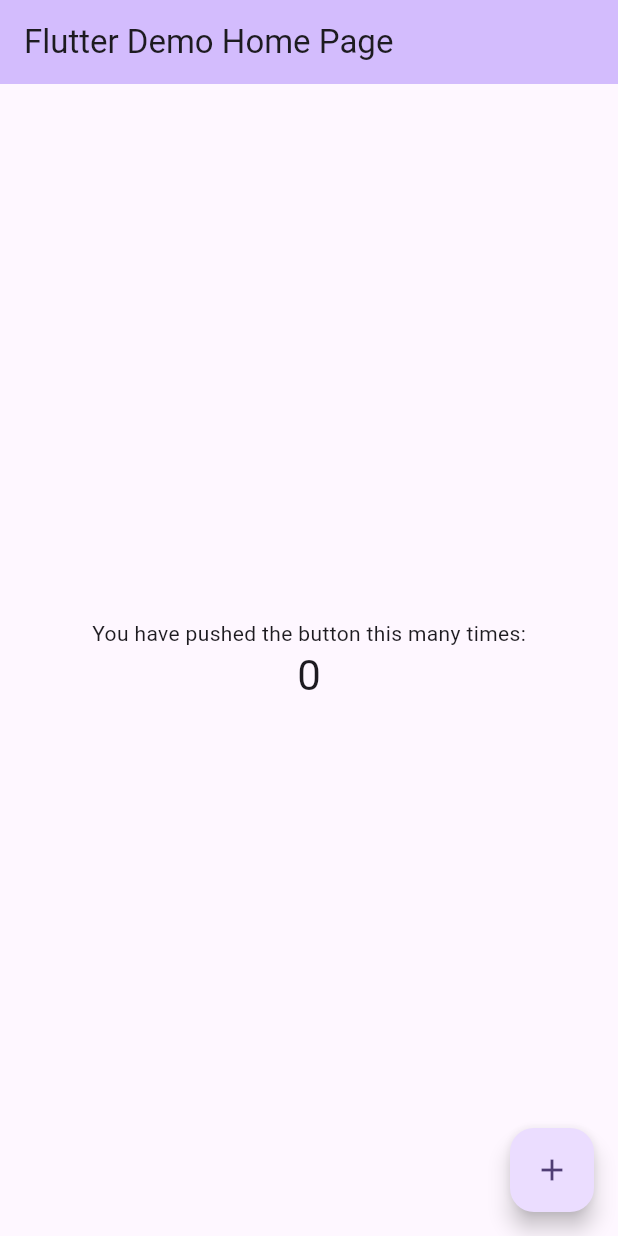
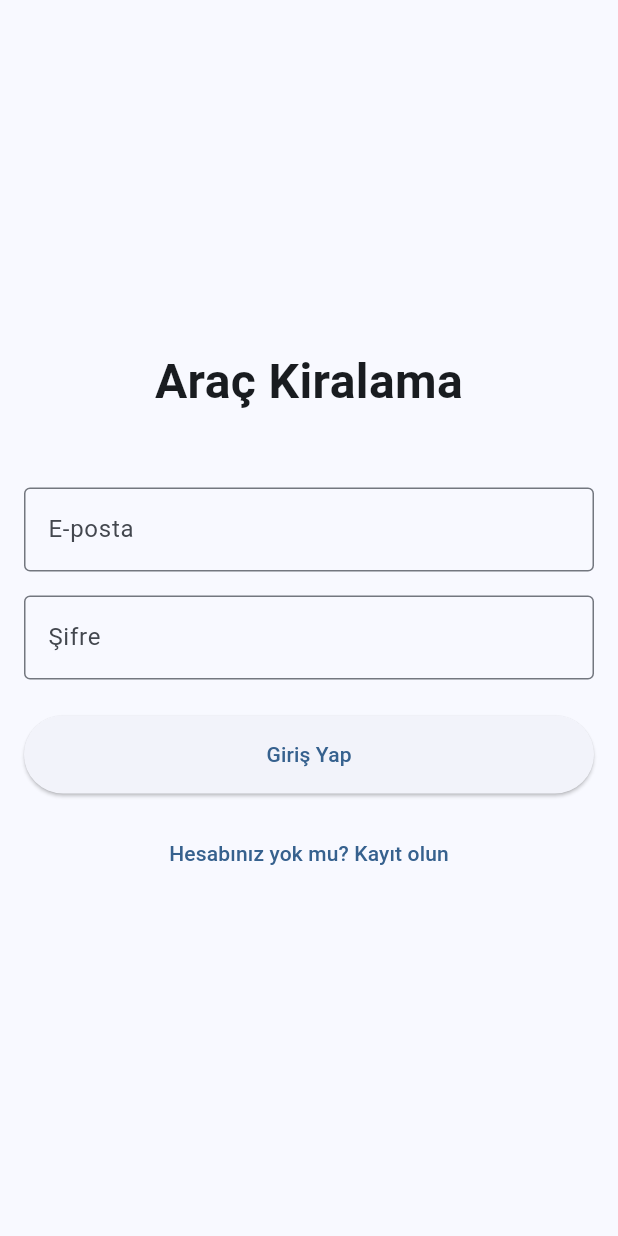
Before and after one commit to HamzaDemir03/arac-kiralama, a Flutter app: the screen it shows after launch, on a phone screen of 412 x 824 dp. Run offline on Flutter 3.47's test engine with Material 3 defaults, Android fonts, the light colour scheme and no system bars.

Commit message:
Mobil uygulama ekranları eklendi: Giriş ve Kayıt ekranları

```diff
--- a/mobile/arac_kiralama_mobil/lib/main.dart
+++ b/mobile/arac_kiralama_mobil/lib/main.dart
@@ -1,4 +1,6 @@
 import 'package:flutter/material.dart';
+import 'screens/login_screen.dart';
+import 'screens/register_screen.dart';
 
 void main() {
   runApp(const MyApp());
@@ -7,116 +9,19 @@ void main() {
 class MyApp extends StatelessWidget {
   const MyApp({super.key});
 
-  // This widget is the root of your application.
   @override
   Widget build(BuildContext context) {
     return MaterialApp(
-      title: 'Flutter Demo',
+      title: 'Araç Kiralama',
       theme: ThemeData(
-        // This is the theme of your application.
-        //
-        // TRY THIS: Try running your application with "flutter run". You'll see
-        // the application has a purple toolbar. Then, without quitting the app,
-        // try changing the seedColor in the colorScheme below to Colors.green
-        // and then invoke "hot reload" (save your changes or press the "hot
-        // reload" button in a Flutter-supported IDE, or press "r" if you used
-        // the command line to start the app).
-        //
-        // Notice that the counter didn't reset back to zero; the application
-        // state is not lost during the reload. To reset the state, use hot
-        // restart instead.
-        //
-        // This works for code too, not just values: Most code changes can be
-        // tested with just a hot reload.
-        colorScheme: ColorScheme.fromSeed(seedColor: Colors.deepPurple),
+        colorScheme: ColorScheme.fromSeed(seedColor: Colors.blue),
+        useMaterial3: true,
       ),
-      home: const MyHomePage(title: 'Flutter Demo Home Page'),
+      initialRoute: '/',
+      routes: {
+        '/': (context) => const LoginScreen(),
+        '/register': (context) => const RegisterScreen(),
+      },
     );
   }
 }
-
-class MyHomePage extends StatefulWidget {
-  const MyHomePage({super.key, required this.title});
-
-  // This widget is the home page of your application. It is stateful, meaning
-  // that it has a State object (defined below) that contains fields that affect
-  // how it looks.
-
-  // This class is the configuration for the state. It holds the values (in this
-  // case the title) provided by the parent (in this case the App widget) and
-  // used by the build method of the State. Fields in a Widget subclass are
-  // always marked "final".
-
-  final String title;
-
-  @override
-  State<MyHomePage> createState() => _MyHomePageState();
-}
-
-class _MyHomePageState extends State<MyHomePage> {
-  int _counter = 0;
-
-  void _incrementCounter() {
-    setState(() {
-      // This call to setState tells the Flutter framework that something has
-      // changed in this State, which causes it to rerun the build method below
-      // so that the display can reflect the updated values. If we changed
-      // _counter without calling setState(), then the build method would not be
-      // called again, and so nothing would appear to happen.
-      _counter++;
-    });
-  }
-
-  @override
-  Widget build(BuildContext context) {
-    // This method is rerun every time setState is called, for instance as done
-    // by the _incrementCounter method above.
-    //
-    // The Flutter framework has been optimized to make rerunning build methods
-    // fast, so that you can just rebuild anything that needs updating rather
-    // than having to individually change instances of widgets.
-    return Scaffold(
-      appBar: AppBar(
-        // TRY THIS: Try changing the color here to a specific color (to
-        // Colors.amber, perhaps?) and trigger a hot reload to see the AppBar
-        // change color while the other colors stay the same.
-        backgroundColor: Theme.of(context).colorScheme.inversePrimary,
-        // Here we take the value from the MyHomePage object that was created by
-        // the App.build method, and use it to set our appbar title.
-        title: Text(widget.title),
-      ),
-      body: Center(
-        // Center is a layout widget. It takes a single child and positions it
-        // in the middle of the parent.
-        child: Column(
-          // Column is also a layout widget. It takes a list of children and
-          // arranges them vertically. By default, it sizes itself to fit its
-          // children horizontally, and tries to be as tall as its parent.
-          //
-          // Column has various properties to control how it sizes itself and
-          // how it positions its children. Here we use mainAxisAlignment to
-          // center the children vertically; the main axis here is the vertical
-          // axis because Columns are vertical (the cross axis would be
-          // horizontal).
-          //
-          // TRY THIS: Invoke "debug painting" (choose the "Toggle Debug Paint"
-          // action in the IDE, or press "p" in the console), to see the
-          // wireframe for each widget.
-          mainAxisAlignment: MainAxisAlignment.center,
-          children: <Widget>[
-            const Text('You have pushed the button this many times:'),
-            Text(
-              '$_counter',
-              style: Theme.of(context).textTheme.headlineMedium,
-            ),
-          ],
-        ),
-      ),
-      floatingActionButton: FloatingActionButton(
-        onPressed: _incrementCounter,
-        tooltip: 'Increment',
-        child: const Icon(Icons.add),
-      ), // This trailing comma makes auto-formatting nicer for build methods.
-    );
-  }
-}
--- a/mobile/arac_kiralama_mobil/lib/screens/login_screen.dart
+++ b/mobile/arac_kiralama_mobil/lib/screens/login_screen.dart
@@ -0,0 +1,98 @@
+import 'package:flutter/material.dart';
+
+class LoginScreen extends StatefulWidget {
+  const LoginScreen({Key? key}) : super(key: key);
+
+  @override
+  _LoginScreenState createState() => _LoginScreenState();
+}
+
+class _LoginScreenState extends State<LoginScreen> {
+  final _formKey = GlobalKey<FormState>();
+  final _emailController = TextEditingController();
+  final _passwordController = TextEditingController();
+
+  @override
+  Widget build(BuildContext context) {
+    return Scaffold(
+      body: SafeArea(
+        child: Padding(
+          padding: const EdgeInsets.all(16.0),
+          child: Form(
+            key: _formKey,
+            child: Column(
+              mainAxisAlignment: MainAxisAlignment.center,
+              crossAxisAlignment: CrossAxisAlignment.stretch,
+              children: [
+                const Text(
+                  'Araç Kiralama',
+                  style: TextStyle(
+                    fontSize: 32,
+                    fontWeight: FontWeight.bold,
+                  ),
+                  textAlign: TextAlign.center,
+                ),
+                const SizedBox(height: 48),
+                TextFormField(
+                  controller: _emailController,
+                  decoration: const InputDecoration(
+                    labelText: 'E-posta',
+                    border: OutlineInputBorder(),
+                  ),
+                  keyboardType: TextInputType.emailAddress,
+                  validator: (value) {
+                    if (value == null || value.isEmpty) {
+                      return 'Lütfen e-posta adresinizi girin';
+                    }
+                    return null;
+                  },
+                ),
+                const SizedBox(height: 16),
+                TextFormField(
+                  controller: _passwordController,
+                  decoration: const InputDecoration(
+                    labelText: 'Şifre',
+                    border: OutlineInputBorder(),
+                  ),
+                  obscureText: true,
+                  validator: (value) {
+                    if (value == null || value.isEmpty) {
+                      return 'Lütfen şifrenizi girin';
+                    }
+                    return null;
+                  },
+                ),
+                const SizedBox(height: 24),
+                ElevatedButton(
+                  onPressed: () {
+                    if (_formKey.currentState!.validate()) {
+                      // TODO: Giriş işlemleri
+                    }
+                  },
+                  style: ElevatedButton.styleFrom(
+                    padding: const EdgeInsets.symmetric(vertical: 16),
+                  ),
+                  child: const Text('Giriş Yap'),
+                ),
+                const SizedBox(height: 16),
+                TextButton(
+                  onPressed: () {
+                    Navigator.pushNamed(context, '/register');
+                  },
+                  child: const Text('Hesabınız yok mu? Kayıt olun'),
+                ),
+              ],
+            ),
+          ),
+        ),
+      ),
+    );
+  }
+
+  @override
+  void dispose() {
+    _emailController.dispose();
+    _passwordController.dispose();
+    super.dispose();
+  }
+}
```
Also changed, not shown: mobile/arac_kiralama_mobil/lib/screens/register_screen.dart (+130 -0 lines).
